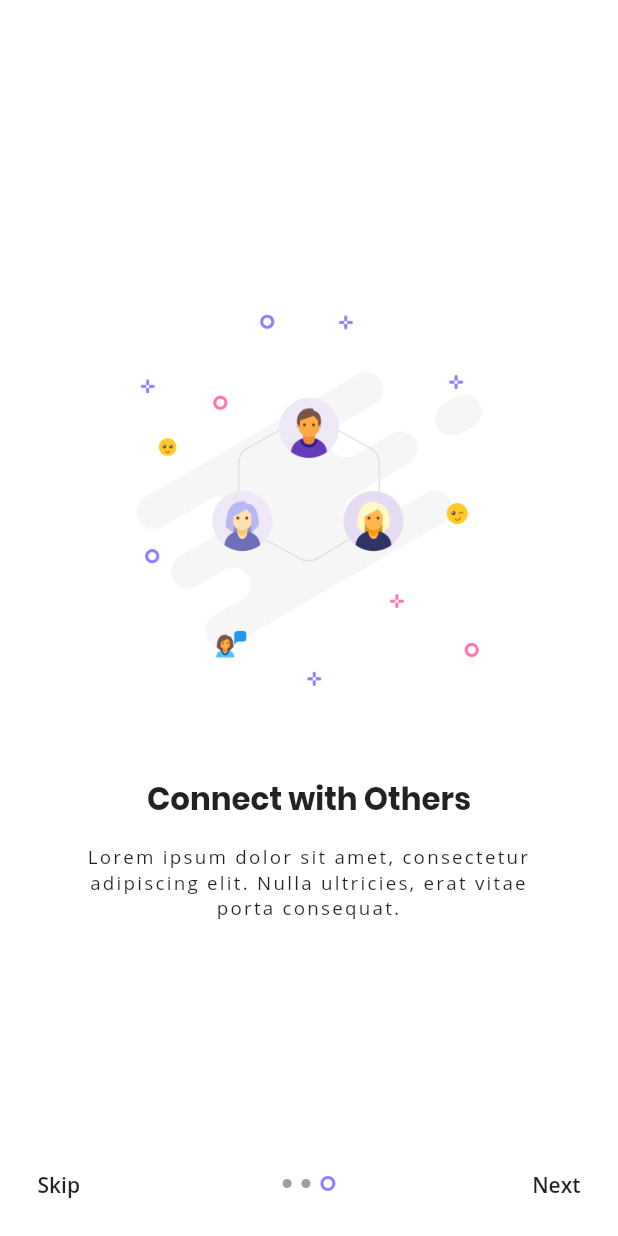
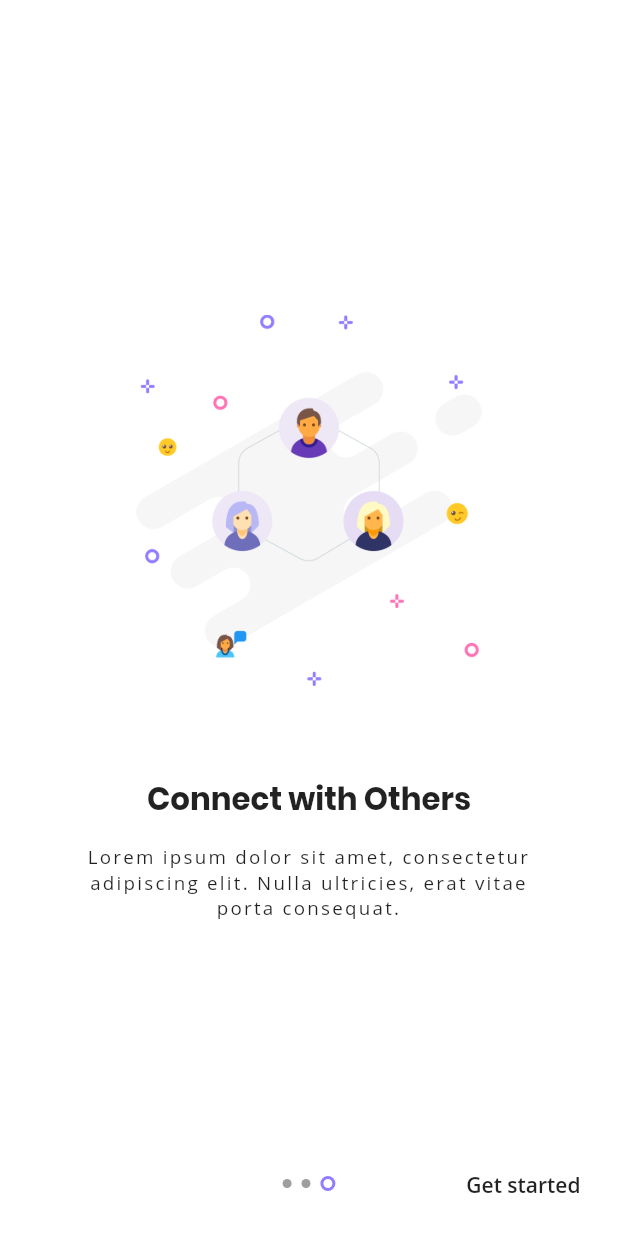
Before and after one commit to CODEHOMIE/Flutter-Onboarding-UI-Concept, a Flutter app: the screen it shows after launch, swiped to page 3, on a phone screen of 412 x 824 dp. Run offline on Flutter 3.47's test engine with Material 2 defaults, Android fonts, the light colour scheme and no system bars.

Commit message:
Added button's actions

```diff
--- a/lib/constants/constants.dart
+++ b/lib/constants/constants.dart
@@ -3,6 +3,7 @@
   static const String OPEN_SANS = "OpenSans";
   static const String SKIP = "Skip";
   static const String NEXT = "Next";
+  static const String GET_STARTED = "Get started";
   static const String SLIDER_HEADING_1 = "Easy Exchange!";
   static const String SLIDER_HEADING_2 = "Easy to Use!";
   static const String SLIDER_HEADING_3 = "Connect with Others";
--- a/lib/ui_view/slider_layout_view.dart
+++ b/lib/ui_view/slider_layout_view.dart
@@ -62,13 +62,23 @@ class _SliderLayoutViewState extends State<SliderLayoutView> {
                       alignment: Alignment.bottomRight,
                       child: Padding(
                         padding: EdgeInsets.only(right: 15.0, bottom: 15.0),
+                        child: GestureDetector(
                           child: Text(
-                          Constants.NEXT,
+                            _currentPage < 2 ? Constants.NEXT : Constants.GET_STARTED,
                             style: TextStyle(
                               fontFamily: Constants.OPEN_SANS,
                               fontWeight: FontWeight.w600,
                               fontSize: 14.0,
                             ),
+                          ),
+                          onTap: () {
+                            if(_pageController.page.toInt() < 2){
+                              _pageController.nextPage(duration: Duration(
+                                  milliseconds: 200), curve: Curves.easeIn);
+                            } else {
+                              Navigator.pushReplacementNamed(context, '/homepage');
+                            }
+                          },
                         ),
                       ),
                     ),
@@ -76,12 +86,21 @@ class _SliderLayoutViewState extends State<SliderLayoutView> {
                       alignment: Alignment.bottomLeft,
                       child: Padding(
                         padding: EdgeInsets.only(left: 15.0, bottom: 15.0),
+                        child: Visibility(
+                          visible: _currentPage < 2,
+                          child: GestureDetector(
                             child: Text(
                               Constants.SKIP,
                               style: TextStyle(
                                 fontFamily: Constants.OPEN_SANS,
                                 fontWeight: FontWeight.w600,
                                 fontSize: 14.0,
+                              ),
+                            ),
+                            onTap: () {
+                              _pageController.animateToPage(2, duration: Duration(
+                                  milliseconds: 200), curve: Curves.easeIn);
+                            },
                           ),
                         ),
                       ),
```
Lines whose indentation alone changed are shown as unchanged.
